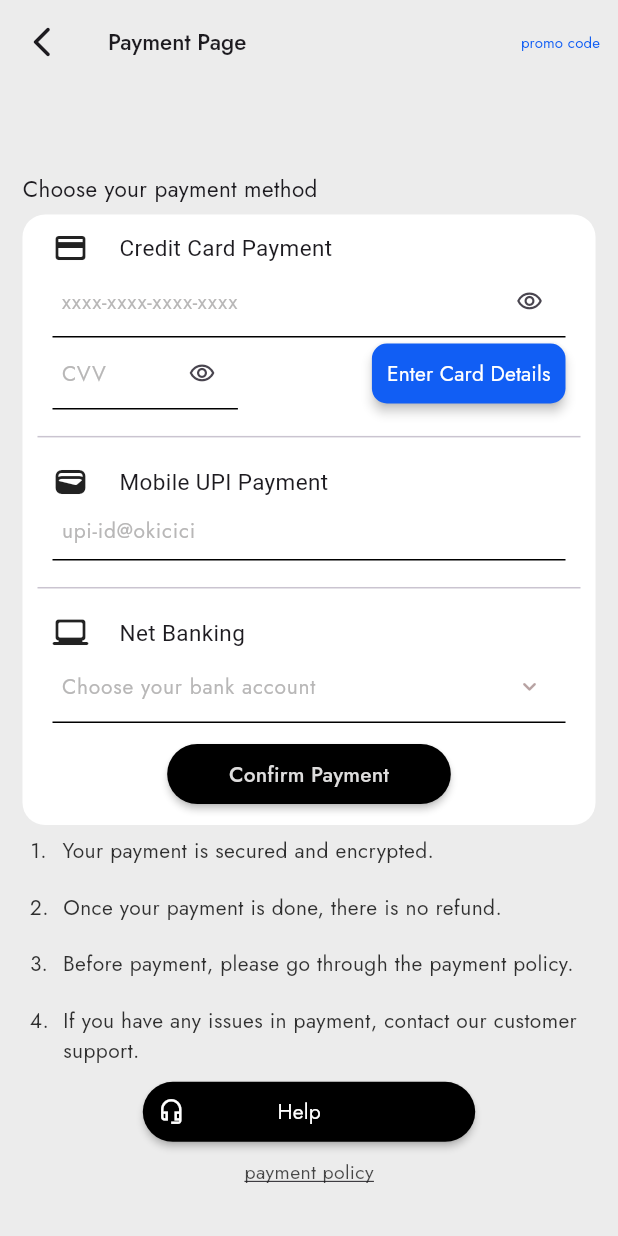
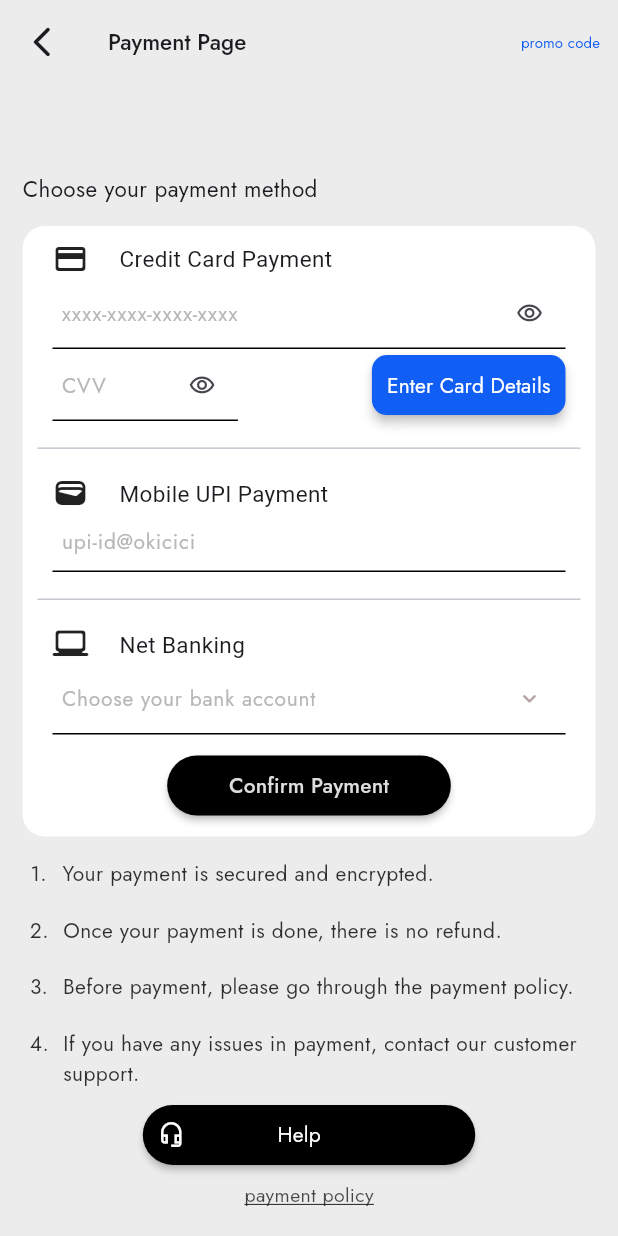
Before and after one commit to teederx/hotel_app, a Flutter app: the PaymentPage screen opened by its route, on a phone screen of 412 x 824 dp. Run offline on Flutter 3.47's test engine with Material 3 defaults, Android fonts, the phone set to English and light mode, and no system bars; our stand-ins replace bloc, flutter_bloc, flutter_credit_card, flutter_svg.

Commit message:
re-editing UI

```diff
--- a/lib/presentation/widgets/inner_card.dart
+++ b/lib/presentation/widgets/inner_card.dart
@@ -30,6 +30,9 @@ class _InnerCardState extends State<InnerCard> {
     return Container(
       height: widget.height * 0.53,
       width: double.infinity,
+      margin: EdgeInsets.symmetric(
+        vertical: widget.height * 0.01,
+      ),
       padding: const EdgeInsets.all(10),
       decoration: BoxDecoration(
         color: Colors.white,
@@ -230,7 +233,7 @@ class _InnerCardState extends State<InnerCard> {
                 ),
                 const TextField(
                   showCursor: false,
-                  keyboardType: TextInputType.none,
+                  // keyboardType: TextInputType.none,
                   decoration: InputDecoration(
                     floatingLabelBehavior: FloatingLabelBehavior.never,
                     labelStyle: TextStyle(
--- a/lib/presentation/widgets/payment_conditions.dart
+++ b/lib/presentation/widgets/payment_conditions.dart
@@ -22,11 +22,11 @@ class PaymentConditions extends StatelessWidget {
       child: Container(
         margin: EdgeInsets.only(
           top: height * 0.15,
-          bottom: height * 0.03,
+          bottom: height * 0.02,
           left: 15,
           right: 15,
         ),
-        height: height * 0.88,
+        height: height * 0.9,
         width: size.width,
         // color: Colors.black,
         child: Column(
```
